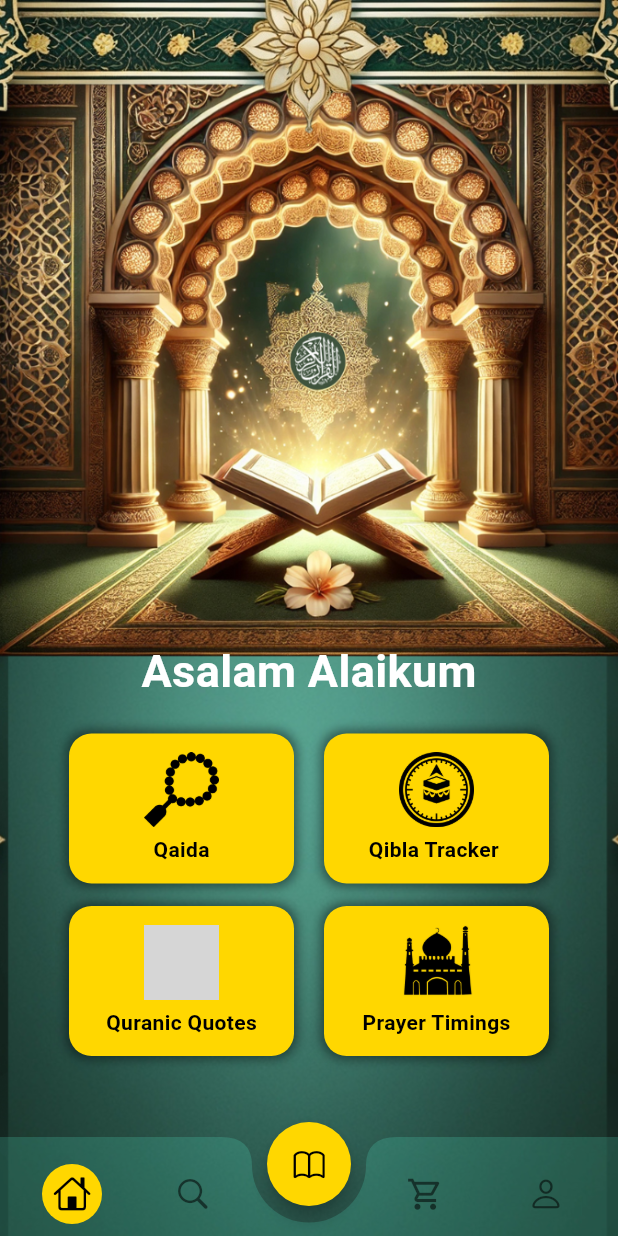
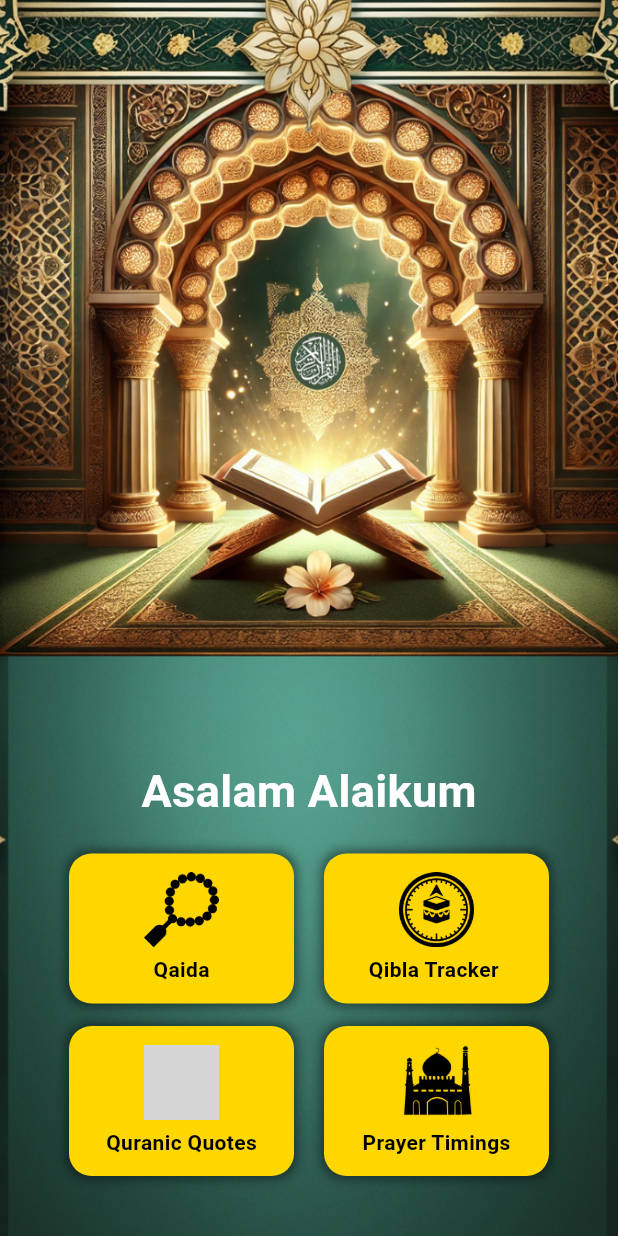
Before and after one commit to ahmadali369/makki-madani-qaida-migrated, a Flutter app: the QuranApp screen opened directly, on a phone screen of 412 x 824 dp. Run offline on Flutter 3.47's test engine with Material 3 defaults, Android fonts, the phone set to English and light mode, and no system bars; our stand-ins replace animate_do, audioplayers, dots_indicator, geolocator, google_fonts; missing offline and left inert: flutter_qiblah; grey boxes are pictures that could not be loaded.

Commit message:
fix - rm navbar

```diff
--- a/lib/Quran App/QuranApp.dart
+++ b/lib/Quran App/QuranApp.dart
@@ -44,7 +44,7 @@ class _QuranAppState extends State<QuranApp> {
           Align(
             alignment: Alignment.bottomCenter,
             child: Padding(
-              padding: const EdgeInsets.only(bottom: 120.0),
+              padding: const EdgeInsets.only(bottom: 40.0),
               child: Column(
                 mainAxisSize: MainAxisSize.min,
                 children: [
@@ -78,7 +78,7 @@ class _QuranAppState extends State<QuranApp> {
           ),
         ],
       ),
-      bottomNavigationBar: const CustomNavBarCurved(),
+      // bottomNavigationBar: const CustomNavBarCurved(),
     );
   }
 
--- a/lib/Widgets/bottamnavigator.dart
+++ b/lib/Widgets/bottamnavigator.dart
@@ -1,183 +1,183 @@
-// ignore_for_file: unused_local_variable
-
-import 'package:flutter/cupertino.dart';
-import 'package:flutter/material.dart';
-
-class CustomNavBarCurved extends StatefulWidget {
-  const CustomNavBarCurved({super.key});
-
-  @override
-  CustomNavBarCurvedState createState() => CustomNavBarCurvedState();
-}
-
-class CustomNavBarCurvedState extends State<CustomNavBarCurved> {
-  int _selectedIndex = 0;
-
-  void _onNavBarItemTapped(int index) {
-    setState(() {
-      _selectedIndex = index;
-    });
-  }
-
-  @override
-  Widget build(BuildContext context) {
-    double height = 56;
-
-    const primaryColor =  Color(0xFFFFD700),
-     secondaryColor = Colors.black54;
-    const backgroundColor = Color.fromARGB(46, 88, 252, 216);
-
-    return Container(
-      width: double.infinity, // Ensure full width
-      color: Colors.transparent,
-      child: Stack(
-        alignment: Alignment.bottomCenter,
-        children: [
-          Positioned(
-            bottom: 0,
-            left: 0,
-            right: 0,
-            child: CustomPaint(
-              size: Size(MediaQuery.of(context).size.width, height + 10),
-              painter: BottomNavCurvePainter(backgroundColor: backgroundColor),
-            ),
-          ),
-          Padding(
-            padding: const EdgeInsets.only(bottom: 20),
-            child: FloatingActionButton(
-              shape: const CircleBorder(),
-              backgroundColor: const Color(0xFFFFD700),
-              elevation: 5, // Increase for better shadow effect
-              onPressed: () {},
-              child: const Icon(CupertinoIcons.book, color: Colors.black),
-            ),
-          ),
-          Padding(
-            padding: const EdgeInsets.symmetric(
-                horizontal: 20), // Reduce extra space
-            child: SizedBox(
-              height: height,
-              width: double.infinity, // Full width
-              child: Row(
-                mainAxisAlignment:
-                    MainAxisAlignment.spaceBetween, // Distribute evenly
-                children: [
-                  NavBarIcon(
-                    text: "Home",
-                    icon: CupertinoIcons.home,
-                    selected: _selectedIndex == 0,
-                    onPressed: () => _onNavBarItemTapped(0),
-                    defaultColor: secondaryColor,
-                    selectedColor:  const Color(0xFFFFD700),
-                  ),
-                  NavBarIcon(
-                    text: "Search",
-                    icon: CupertinoIcons.search,
-                    selected: _selectedIndex == 1,
-                    onPressed: () => _onNavBarItemTapped(1),
-                    defaultColor: secondaryColor,
-                    selectedColor:  const Color(0xFFFFD700),
-                  ),
-                  const SizedBox(width: 50), // Space for FAB
-                  NavBarIcon(
-                    text: "Cart",
-                    icon: Icons.local_grocery_store_outlined,
-                    selected: _selectedIndex == 2,
-                    onPressed: () => _onNavBarItemTapped(2),
-                    defaultColor: secondaryColor,
-                    selectedColor:  const Color(0xFFFFD700),
-                  ),
-                  NavBarIcon(
-                    text: "Profile",
-                    icon: CupertinoIcons.person,
-                    selected: _selectedIndex == 3,
-                    onPressed: () => _onNavBarItemTapped(3),
-                    selectedColor:   const Color(0xFFFFD700),
-                    defaultColor: secondaryColor,
-                  )
-                ],
-              ),
-            ),
-          ),
-        ],
-      ),
-    );
-  }
-}
-
-class BottomNavCurvePainter extends CustomPainter {
-  BottomNavCurvePainter(
-      {this.backgroundColor = Colors.black, this.insetRadius = 38});
-
-  final Color backgroundColor;
-  final double insetRadius;
-
-  @override
-  void paint(Canvas canvas, Size size) {
-    Paint paint = Paint()
-      ..color = backgroundColor
-      ..style = PaintingStyle.fill;
-    Path path = Path()..moveTo(0, 0);
-
-    double insetCurveBeginnningX = size.width / 2 - insetRadius;
-    double insetCurveEndX = size.width / 2 + insetRadius;
-    double transitionToInsetCurveWidth = size.width * .05;
-
-    path.quadraticBezierTo(size.width * 0.20, 0,
-        insetCurveBeginnningX - transitionToInsetCurveWidth, 0);
-    path.quadraticBezierTo(
-        insetCurveBeginnningX, 0, insetCurveBeginnningX, insetRadius / 2);
-
-    path.arcToPoint(Offset(insetCurveEndX, insetRadius / 2),
-        radius: const Radius.circular(10.0), clockwise: false);
-
-    path.quadraticBezierTo(
-        insetCurveEndX, 0, insetCurveEndX + transitionToInsetCurveWidth, 0);
-    path.quadraticBezierTo(size.width * 0.80, 0, size.width, 0);
-    path.lineTo(size.width, size.height);
-    path.lineTo(0, size.height);
-
-    canvas.drawPath(path, paint);
-  }
-
-  @override
-  bool shouldRepaint(CustomPainter oldDelegate) {
-    return false;
-  }
-}
-
-class NavBarIcon extends StatelessWidget {
-  const NavBarIcon({
-    super.key,
-    required this.text,
-    required this.icon,
-    required this.selected,
-    required this.onPressed,
-    this.selectedColor = const Color(0xffFF8527),
-    this.defaultColor = Colors.black54,
-  });
-
-  final String text;
-  final IconData icon;
-  final bool selected;
-  final Function() onPressed;
-  final Color defaultColor;
-  final Color selectedColor;
-
-  @override
-  Widget build(BuildContext context) {
-    return IconButton(
-      onPressed: onPressed,
-      splashColor: Colors.transparent,
-      highlightColor: Colors.transparent,
-      icon: CircleAvatar(
-        backgroundColor: selected ?  const Color(0xFFFFD700): Colors.transparent,
-        child: Icon(
-          icon,
-          size: 25,
-          color: selected ?  Colors.black: defaultColor,
-        ),
-      ),
-    );
-  }
-}
+// // ignore_for_file: unused_local_variable
+//
+// import 'package:flutter/cupertino.dart';
+// import 'package:flutter/material.dart';
+//
+// class CustomNavBarCurved extends StatefulWidget {
+//   const CustomNavBarCurved({super.key});
+//
+//   @override
+//   CustomNavBarCurvedState createState() => CustomNavBarCurvedState();
+// }
+//
+// class CustomNavBarCurvedState extends State<CustomNavBarCurved> {
+//   int _selectedIndex = 0;
+//
+//   void _onNavBarItemTapped(int index) {
+//     setState(() {
+//       _selectedIndex = index;
+//     });
+//   }
+//
+//   @override
+//   Widget build(BuildContext context) {
+//     double height = 56;
+//
+//     const primaryColor =  Color(0xFFFFD700),
+//      secondaryColor = Colors.black54;
+//     const backgroundColor = Color.fromARGB(46, 88, 252, 216);
+//
+//     return Container(
+//       width: double.infinity, // Ensure full width
+//       color: Colors.transparent,
+//       child: Stack(
+//         alignment: Alignment.bottomCenter,
+//         children: [
+//           Positioned(
+//             bottom: 0,
+//             left: 0,
+//             right: 0,
+//             child: CustomPaint(
+//               size: Size(MediaQuery.of(context).size.width, height + 10),
+//               painter: BottomNavCurvePainter(backgroundColor: backgroundColor),
+//             ),
+//           ),
+//           Padding(
+//             padding: const EdgeInsets.only(bottom: 20),
+//             child: FloatingActionButton(
+//               shape: const CircleBorder(),
+//               backgroundColor: const Color(0xFFFFD700),
+//               elevation: 5, // Increase for better shadow effect
+//               onPressed: () {},
+//               child: const Icon(CupertinoIcons.book, color: Colors.black),
+//             ),
+//           ),
+//           Padding(
+//             padding: const EdgeInsets.symmetric(
+//                 horizontal: 20), // Reduce extra space
+//             child: SizedBox(
+//               height: height,
+//               width: double.infinity, // Full width
+//               child: Row(
+//                 mainAxisAlignment:
+//                     MainAxisAlignment.spaceBetween, // Distribute evenly
+//                 children: [
+//                   NavBarIcon(
+//                     text: "Home",
+//                     icon: CupertinoIcons.home,
+//                     selected: _selectedIndex == 0,
+//                     onPressed: () => _onNavBarItemTapped(0),
+//                     defaultColor: secondaryColor,
+//                     selectedColor:  const Color(0xFFFFD700),
+//                   ),
+//                   NavBarIcon(
+//                     text: "Search",
+//                     icon: CupertinoIcons.search,
+//                     selected: _selectedIndex == 1,
+//                     onPressed: () => _onNavBarItemTapped(1),
+//                     defaultColor: secondaryColor,
+//                     selectedColor:  const Color(0xFFFFD700),
+//                   ),
+//                   const SizedBox(width: 50), // Space for FAB
+//                   NavBarIcon(
+//                     text: "Cart",
+//                     icon: Icons.local_grocery_store_outlined,
+//                     selected: _selectedIndex == 2,
+//                     onPressed: () => _onNavBarItemTapped(2),
+//                     defaultColor: secondaryColor,
+//                     selectedColor:  const Color(0xFFFFD700),
+//                   ),
+//                   NavBarIcon(
+//                     text: "Profile",
+//                     icon: CupertinoIcons.person,
+//                     selected: _selectedIndex == 3,
+//                     onPressed: () => _onNavBarItemTapped(3),
+//                     selectedColor:   const Color(0xFFFFD700),
+//                     defaultColor: secondaryColor,
+//                   )
+//                 ],
+//               ),
+//             ),
+//           ),
+//         ],
+//       ),
+//     );
+//   }
+// }
+//
+// class BottomNavCurvePainter extends CustomPainter {
+//   BottomNavCurvePainter(
+//       {this.backgroundColor = Colors.black, this.insetRadius = 38});
+//
+//   final Color backgroundColor;
+//   final double insetRadius;
+//
+//   @override
+//   void paint(Canvas canvas, Size size) {
+//     Paint paint = Paint()
+//       ..color = backgroundColor
+//       ..style = PaintingStyle.fill;
+//     Path path = Path()..moveTo(0, 0);
+//
+//     double insetCurveBeginnningX = size.width / 2 - insetRadius;
+//     double insetCurveEndX = size.width / 2 + insetRadius;
+//     double transitionToInsetCurveWidth = size.width * .05;
+//
+//     path.quadraticBezierTo(size.width * 0.20, 0,
+//         insetCurveBeginnningX - transitionToInsetCurveWidth, 0);
+//     path.quadraticBezierTo(
+//         insetCurveBeginnningX, 0, insetCurveBeginnningX, insetRadius / 2);
+//
+//     path.arcToPoint(Offset(insetCurveEndX, insetRadius / 2),
+//         radius: const Radius.circular(10.0), clockwise: false);
+//
+//     path.quadraticBezierTo(
+//         insetCurveEndX, 0, insetCurveEndX + transitionToInsetCurveWidth, 0);
+//     path.quadraticBezierTo(size.width * 0.80, 0, size.width, 0);
+//     path.lineTo(size.width, size.height);
+//     path.lineTo(0, size.height);
+//
+//     canvas.drawPath(path, paint);
+//   }
+//
+//   @override
+//   bool shouldRepaint(CustomPainter oldDelegate) {
+//     return false;
+//   }
+// }
+//
+// class NavBarIcon extends StatelessWidget {
+//   const NavBarIcon({
+//     super.key,
+//     required this.text,
+//     required this.icon,
+//     required this.selected,
+//     required this.onPressed,
+//     this.selectedColor = const Color(0xffFF8527),
+//     this.defaultColor = Colors.black54,
+//   });
+//
+//   final String text;
+//   final IconData icon;
+//   final bool selected;
+//   final Function() onPressed;
+//   final Color defaultColor;
+//   final Color selectedColor;
+//
+//   @override
+//   Widget build(BuildContext context) {
+//     return IconButton(
+//       onPressed: onPressed,
+//       splashColor: Colors.transparent,
+//       highlightColor: Colors.transparent,
+//       icon: CircleAvatar(
+//         backgroundColor: selected ?  const Color(0xFFFFD700): Colors.transparent,
+//         child: Icon(
+//           icon,
+//           size: 25,
+//           color: selected ?  Colors.black: defaultColor,
+//         ),
+//       ),
+//     );
+//   }
+// }
```
